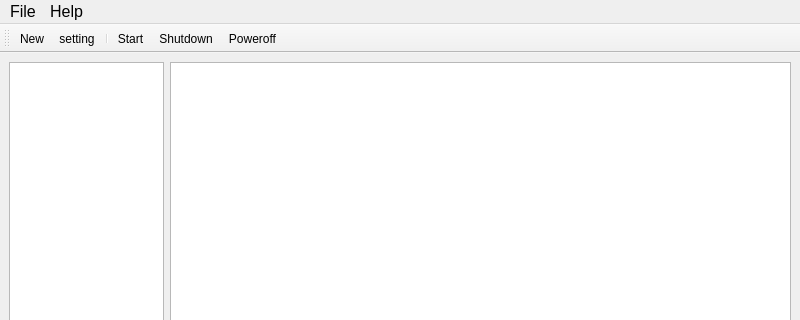
rayylee/q-qemu, file mainwindow.ui: the form before one commit; both pictures show x 0 to 800 and y 0 to 320 of the 800 by 600 pixel window.
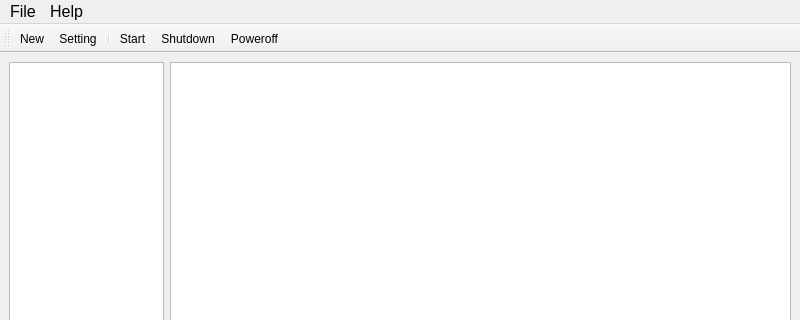
The form after the commit. Icons and pictures are not drawn.

The edit to the form file:
```diff
--- a/mainwindow.ui
+++ b/mainwindow.ui
@@ -164,7 +164,10 @@
      <normaloff>:/Resources/vm_configure.svg</normaloff>:/Resources/vm_configure.svg</iconset>
    </property>
    <property name="text">
-    <string>setting</string>
+    <string>Setting</string>
+   </property>
+   <property name="toolTip">
+    <string>Setting</string>
    </property>
   </action>
   <action name="actionExport">
```
Left out of the diff: 18 changed lines with no effect on the pictures.
